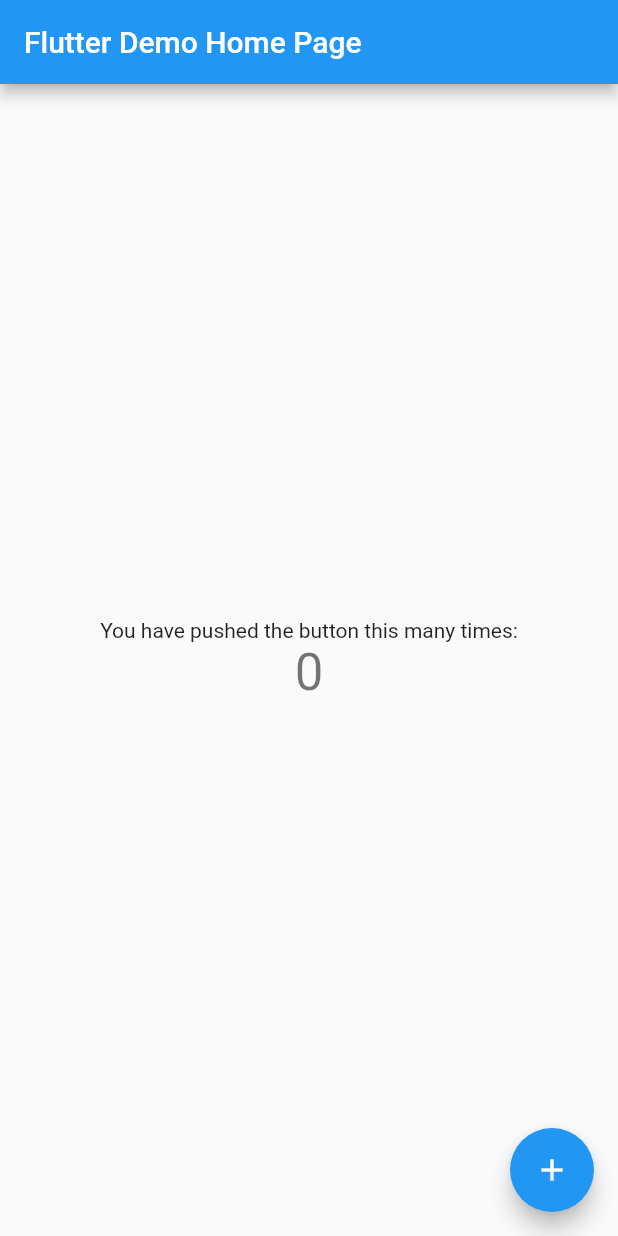
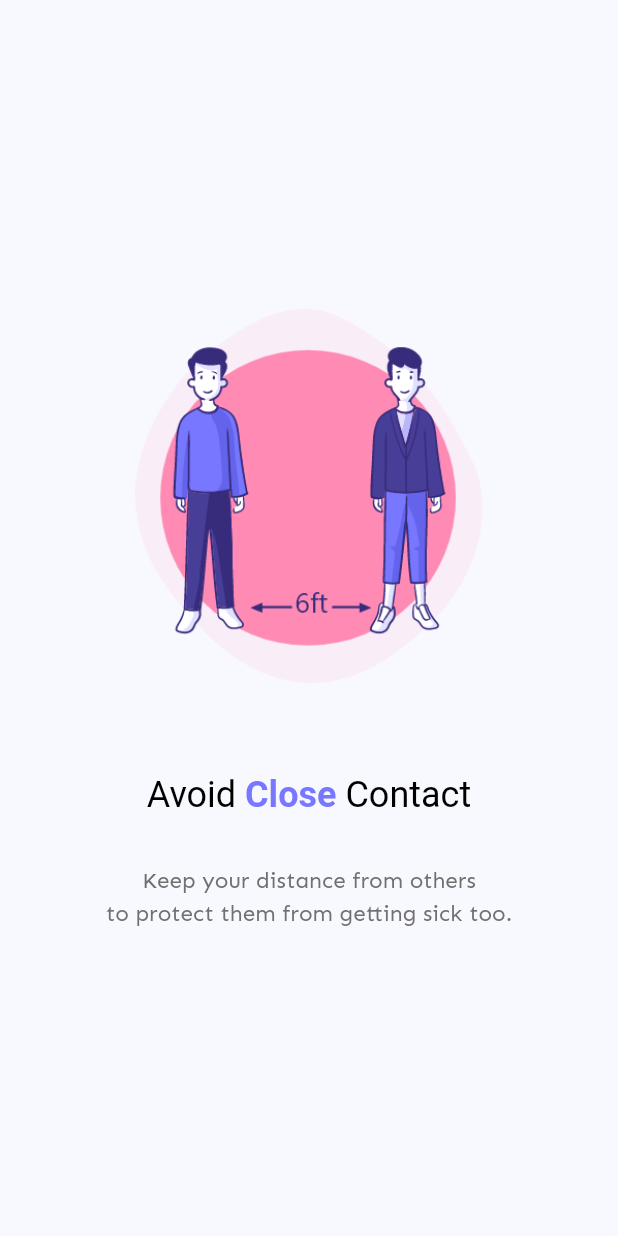
Before and after one commit to boriskamtou/corona, a Flutter app: the screen it shows after launch, on a phone screen of 412 x 824 dp. Run offline on Flutter 3.47's test engine with Material 2 defaults, Android fonts, the phone set to English and light mode, and no system bars.

Commit message:
build onboarding screen

```diff
--- a/lib/main.dart
+++ b/lib/main.dart
@@ -1,3 +1,5 @@
+import 'package:corona_app/src/screens/onboarding_screen.dart';
+import 'package:corona_app/src/theme/theme.dart';
 import 'package:flutter/material.dart';
 
 void main() {
@@ -9,92 +11,9 @@ class MyApp extends StatelessWidget {
   @override
   Widget build(BuildContext context) {
     return MaterialApp(
-      title: 'Flutter Demo',
-      theme: ThemeData(
-
-        primarySwatch: Colors.blue,
-
-        visualDensity: VisualDensity.adaptivePlatformDensity,
-      ),
-      home: MyHomePage(title: 'Flutter Demo Home Page'),
+      title: 'Corona Info',
+      theme: myTheme,
+      home: OnboardingScreen(),
     );
   }
 }
-
-class MyHomePage extends StatefulWidget {
-  MyHomePage({Key key, this.title}) : super(key: key);
-
-
-
-  final String title;
-
-  @override
-  _MyHomePageState createState() => _MyHomePageState();
-}
-
-class _MyHomePageState extends State<MyHomePage> {
-  int _counter = 0;
-
-  void _incrementCounter() {
-    setState(() {
-      // This call to setState tells the Flutter framework that something has
-      // changed in this State, which causes it to rerun the build method below
-      // so that the display can reflect the updated values. If we changed
-      // _counter without calling setState(), then the build method would not be
-      // called again, and so nothing would appear to happen.
-      _counter++;
-    });
-  }
-
-  @override
-  Widget build(BuildContext context) {
-    // This method is rerun every time setState is called, for instance as done
-    // by the _incrementCounter method above.
-    //
-    // The Flutter framework has been optimized to make rerunning build methods
-    // fast, so that you can just rebuild anything that needs updating rather
-    // than having to individually change instances of widgets.
-    return Scaffold(
-      appBar: AppBar(
-        // Here we take the value from the MyHomePage object that was created by
-        // the App.build method, and use it to set our appbar title.
-        title: Text(widget.title),
-      ),
-      body: Center(
-        // Center is a layout widget. It takes a single child and positions it
-        // in the middle of the parent.
-        child: Column(
-          // Column is also a layout widget. It takes a list of children and
-          // arranges them vertically. By default, it sizes itself to fit its
-          // children horizontally, and tries to be as tall as its parent.
-          //
-          // Invoke "debug painting" (press "p" in the console, choose the
-          // "Toggle Debug Paint" action from the Flutter Inspector in Android
-          // Studio, or the "Toggle Debug Paint" command in Visual Studio Code)
-          // to see the wireframe for each widget.
-          //
-          // Column has various properties to control how it sizes itself and
-          // how it positions its children. Here we use mainAxisAlignment to
-          // center the children vertically; the main axis here is the vertical
-          // axis because Columns are vertical (the cross axis would be
-          // horizontal).
-          mainAxisAlignment: MainAxisAlignment.center,
-          children: <Widget>[
-            Text(
-              'You have pushed the button this many times:',
-            ),
-            Text(
-              '$_counter',
-              style: Theme.of(context).textTheme.headline4,
-            ),
-          ],
-        ),
-      ),
-      floatingActionButton: FloatingActionButton(
-        onPressed: _incrementCounter,
-        tooltip: 'Increment',
-        child: Icon(Icons.add),
-      ), // This trailing comma makes auto-formatting nicer for build methods.
-    );
-  }
-}
--- /dev/null
+++ b/lib/src/constants/strings.dart
@@ -0,0 +1,9 @@
+String kOnboardingText1 =
+    'Keep your distance from others \nto protect them from getting sick too.';
+
+String kOnboardingText2 =
+    'Wash your hands with soap and water, scrub \nyour hands for at least 20 seconds.';
+String kOnboardingText3 =
+    ' Consider wearing a face mask when you are \nsick with a cough or sneezing.';
+String kOnboardingText4 =
+    'Staying at home will help control the spread of the \nvirus to friends, the wider community.';
--- /dev/null
+++ b/lib/src/screens/onboarding_screen.dart
@@ -0,0 +1,62 @@
+import 'package:corona_app/src/widgets/onboarding_screen/onboarding_model.dart';
+import 'package:flutter/material.dart';
+
+import 'package:corona_app/src/constants/strings.dart';
+
+class OnboardingScreen extends StatefulWidget {
+  @override
+  _OnboardingScreenState createState() => _OnboardingScreenState();
+}
+
+class _OnboardingScreenState extends State<OnboardingScreen> {
+  @override
+  Widget build(BuildContext context) {
+    final screenHeight = MediaQuery.of(context).size.height;
+    final screenWidth = MediaQuery.of(context).size.width;
+    return Scaffold(
+      body: Container(
+        height: screenHeight,
+        width: screenWidth,
+        child: Column(
+          children: <Widget>[
+            Expanded(
+              child: PageView(
+                children: <Widget>[
+                  OnboardingModel(
+                    imagePath: 'assets/images/img1.png',
+                    simpleTextOne: 'Avoid',
+                    boldText1: 'Close',
+                    simpleTextTwo: 'Contact',
+                    subtitleText: kOnboardingText1,
+                  ),
+                  OnboardingModel(
+                    imagePath: 'assets/images/img2.png',
+                    simpleTextOne: 'Clean your',
+                    boldText1: 'Hands',
+                    simpleTextTwo: 'Often',
+                    subtitleText: kOnboardingText2,
+                  ),
+                  OnboardingModel(
+                    imagePath: 'assets/images/img3.png',
+                    simpleTextOne: 'Wear a',
+                    boldText1: 'facemask',
+                    simpleTextTwo: 'if you \nare',
+                    boldText2: 'Sick',
+                    subtitleText: kOnboardingText3,
+                  ),
+                  OnboardingModel(
+                    imagePath: 'assets/images/img4.png',
+                    simpleTextOne: 'Stay at',
+                    boldText1: 'Home',
+                    simpleTextTwo: '',
+                    subtitleText: kOnboardingText4,
+                  ),
+                ],
+              ),
+            ),
+          ],
+        ),
+      ),
+    );
+  }
+}
--- /dev/null
+++ b/lib/src/theme/theme.dart
@@ -0,0 +1,25 @@
+import 'package:flutter/material.dart';
+
+final myTheme = ThemeData(
+  primaryColor: Colors.blueGrey.shade300,
+  scaffoldBackgroundColor: Color(0xFFF8F8FF),
+  fontFamily: 'Sen',
+  textTheme: TextTheme(
+    headline1: TextStyle(
+    color: Color(0xFF7777FF),
+    ),
+    headline2: TextStyle(
+      color: Colors.black,
+    ),
+    subtitle1: TextStyle(
+      color: Color(0xFF707070),
+    )
+  ),
+
+  buttonTheme: ButtonThemeData(
+    buttonColor: Color(0xFF7777FF),
+    minWidth: 100,
+    height: 60,
+  ),
+  visualDensity: VisualDensity.adaptivePlatformDensity,
+);
--- /dev/null
+++ b/lib/src/widgets/onboarding_screen/onboarding_model.dart
@@ -0,0 +1,79 @@
+import 'package:flutter/material.dart';
+
+
+class OnboardingModel extends StatelessWidget {
+  final String imagePath;
+  final String simpleTextOne;
+  final String boldText1;
+  final String simpleTextTwo;
+  final String boldText2;
+  final String subtitleText;
+  const OnboardingModel({
+    this.imagePath,
+    this.simpleTextOne,
+    this.boldText1,
+    this.boldText2 = '',
+    this.simpleTextTwo,
+    this.subtitleText,
+  });
+  @override
+  Widget build(BuildContext context) {
+    return Column(
+      mainAxisAlignment: MainAxisAlignment.center,
+      children: <Widget>[
+        Image.asset(
+          imagePath,
+          height: 250,
+        ),
+        SizedBox(
+          height: 60,
+        ),
+        RichText(
+          textAlign: TextAlign.center,
+          text: TextSpan(
+            text: '$simpleTextOne ',
+            style: TextStyle(
+              fontSize: 24,
+              color: Colors.black,
+            ),
+            children: <TextSpan>[
+              TextSpan(
+                text: '$boldText1 ',
+                style: TextStyle(
+                  color: Color(0xFF7777FF),
+                  fontWeight: FontWeight.bold,
+                ),
+              ),
+              TextSpan(
+                text: '$simpleTextTwo',
+                style: TextStyle(
+                  fontSize: 24,
+                  color: Colors.black,
+                ),
+              ),
+              TextSpan(
+                text: ' $boldText2 ',
+                style: TextStyle(
+                  color: Color(0xFF7777FF),
+                  fontWeight: FontWeight.bold,
+                ),
+              ),
+            ],
+          ),
+        ),
+        SizedBox(
+          height: 30,
+        ),
+        Text(
+          subtitleText,
+          textAlign: TextAlign.center,
+          style: TextStyle(
+            color: Color(0xFF707070),
+            fontSize: 15,
+            height: 1.5,
+          ),
+        )
+      ],
+    );
+  }
+}
```
Also changed, not shown: pubspec.yaml (+15 -28 lines), assets/fonts/Sen-Bold.ttf (added), assets/fonts/Sen-ExtraBold.ttf (added), assets/fonts/Sen-Regular.ttf (added), assets/images/img1.png (added), assets/images/img2.png (added), assets/images/img3.png (added), assets/images/img4.png (added), pubspec.lock.
